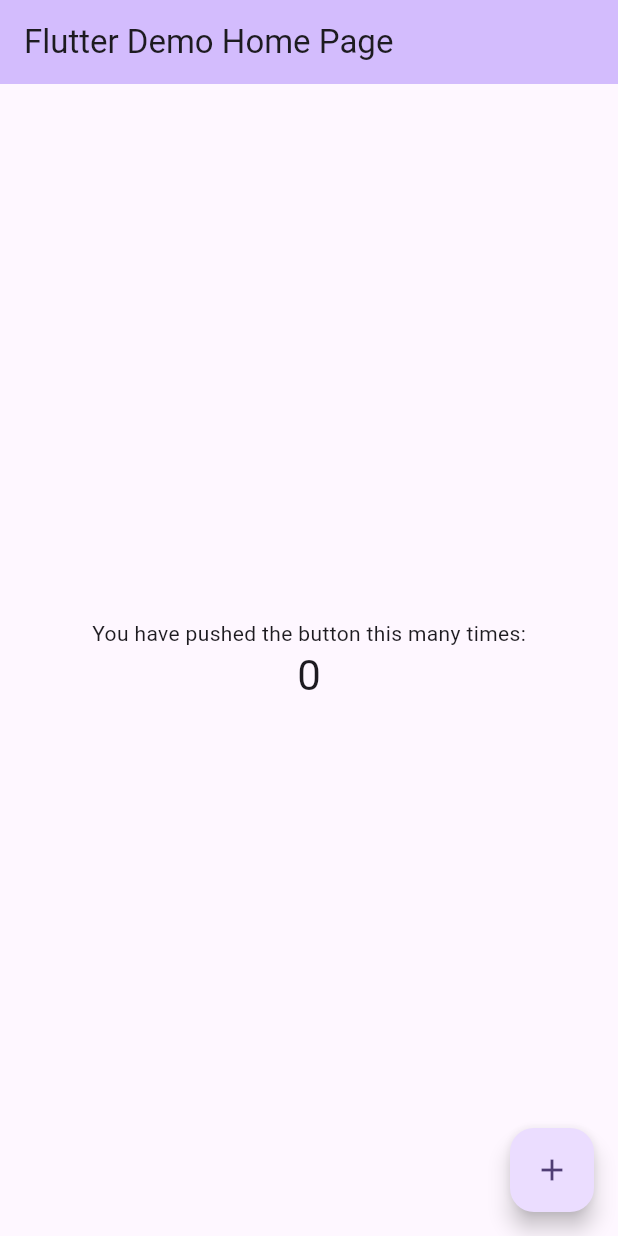
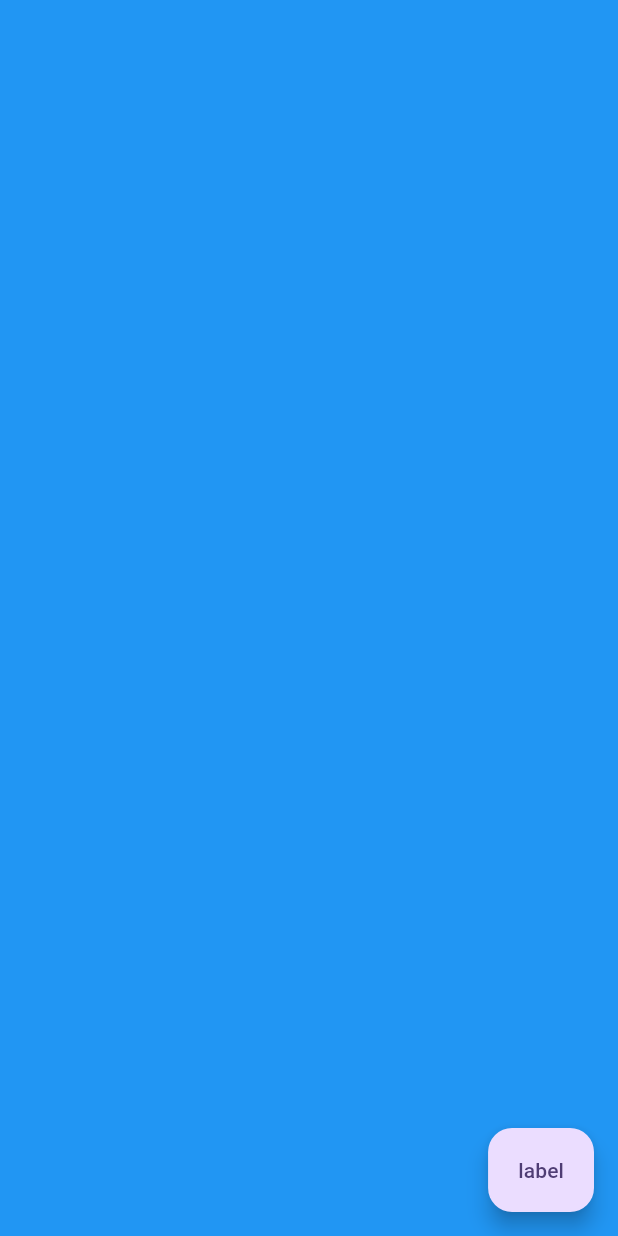
Before and after one commit to MohammadrezaTazian/task_list, a Flutter app: the screen it shows after launch, on a phone screen of 412 x 824 dp. Run offline on Flutter 3.47's test engine with Material 3 defaults, Android fonts, the phone set to English and light mode, and no system bars; our stand-ins replace hive_flutter; accounts and stored records are empty.

```diff
--- /dev/null
+++ b/lib/data.dart
@@ -0,0 +1,23 @@
+import 'package:hive_flutter/adapters.dart';
+part 'data.g.dart';
+
+@HiveType(typeId: 0)
+class Task extends HiveObject {
+  @HiveField(0)
+  String name = '';
+  @HiveField(1)
+  bool isComplete = false;
+  @HiveField(2)
+  Periority periority = Periority.low;
+
+}
+
+@HiveType(typeId: 1)
+enum Periority {
+  @HiveField(0)
+  low,
+  @HiveField(1)
+  normal,
+  @HiveField(2)
+  high,
+}
--- /dev/null
+++ b/lib/home_screen.dart
@@ -0,0 +1,31 @@
+import 'package:flutter/material.dart';
+import 'package:hive_flutter/hive_flutter.dart';
+import 'package:task_list/data.dart';
+import 'package:task_list/edit_task.dart';
+import 'package:task_list/main.dart';
+
+class HomeScreen extends StatelessWidget {
+  const HomeScreen({super.key});
+
+  @override
+  Widget build(BuildContext context) {
+    final box = Hive.box<Task>(taskBoxName);
+    return Scaffold(
+      backgroundColor: Colors.blue,
+      floatingActionButton: FloatingActionButton.extended(
+          onPressed: () {
+            Navigator.push(
+              context,
+              MaterialPageRoute(builder: (context) => const EditTask()),
+            );
+          },
+          label: const Text('label')),
+      body: ListView.builder(
+        itemCount: box.values.length,
+        itemBuilder: (context, index) {
+          return Text(box.values.toList()[index].name);
+        },
+      ),
+    );
+  }
+}
--- a/lib/main.dart
+++ b/lib/main.dart
@@ -1,6 +1,14 @@
 import 'package:flutter/material.dart';
+import 'package:hive_flutter/hive_flutter.dart';
+import 'package:task_list/data.dart';
+import 'package:task_list/home_screen.dart';
 
-void main() {
+const String taskBoxName = "taskBox";
+void main() async {
+  await Hive.initFlutter();
+  Hive.registerAdapter(TaskAdapter());
+  Hive.registerAdapter(PeriorityAdapter());
+  await Hive.openBox<Task>(taskBoxName);
   runApp(const MyApp());
 }
 
@@ -13,113 +21,10 @@ class MyApp extends StatelessWidget {
     return MaterialApp(
       title: 'Flutter Demo',
       theme: ThemeData(
-        // This is the theme of your application.
-        //
-        // TRY THIS: Try running your application with "flutter run". You'll see
-        // the application has a purple toolbar. Then, without quitting the app,
-        // try changing the seedColor in the colorScheme below to Colors.green
-        // and then invoke "hot reload" (save your changes or press the "hot
-        // reload" button in a Flutter-supported IDE, or press "r" if you used
-        // the command line to start the app).
-        //
-        // Notice that the counter didn't reset back to zero; the application
-        // state is not lost during the reload. To reset the state, use hot
-        // restart instead.
-        //
-        // This works for code too, not just values: Most code changes can be
-        // tested with just a hot reload.
         colorScheme: ColorScheme.fromSeed(seedColor: Colors.deepPurple),
         useMaterial3: true,
       ),
-      home: const MyHomePage(title: 'Flutter Demo Home Page'),
+      home: const HomeScreen(),
     );
   }
 }
-
-class MyHomePage extends StatefulWidget {
-  const MyHomePage({super.key, required this.title});
-
-  // This widget is the home page of your application. It is stateful, meaning
-  // that it has a State object (defined below) that contains fields that affect
-  // how it looks.
-
-  // This class is the configuration for the state. It holds the values (in this
-  // case the title) provided by the parent (in this case the App widget) and
-  // used by the build method of the State. Fields in a Widget subclass are
-  // always marked "final".
-
-  final String title;
-
-  @override
-  State<MyHomePage> createState() => _MyHomePageState();
-}
-
-class _MyHomePageState extends State<MyHomePage> {
-  int _counter = 0;
-
-  void _incrementCounter() {
-    setState(() {
-      // This call to setState tells the Flutter framework that something has
-      // changed in this State, which causes it to rerun the build method below
-      // so that the display can reflect the updated values. If we changed
-      // _counter without calling setState(), then the build method would not be
-      // called again, and so nothing would appear to happen.
-      _counter++;
-    });
-  }
-
-  @override
-  Widget build(BuildContext context) {
-    // This method is rerun every time setState is called, for instance as done
-    // by the _incrementCounter method above.
-    //
-    // The Flutter framework has been optimized to make rerunning build methods
-    // fast, so that you can just rebuild anything that needs updating rather
-    // than having to individually change instances of widgets.
-    return Scaffold(
-      appBar: AppBar(
-        // TRY THIS: Try changing the color here to a specific color (to
-        // Colors.amber, perhaps?) and trigger a hot reload to see the AppBar
-        // change color while the other colors stay the same.
-        backgroundColor: Theme.of(context).colorScheme.inversePrimary,
-        // Here we take the value from the MyHomePage object that was created by
-        // the App.build method, and use it to set our appbar title.
-        title: Text(widget.title),
-      ),
-      body: Center(
-        // Center is a layout widget. It takes a single child and positions it
-        // in the middle of the parent.
-        child: Column(
-          // Column is also a layout widget. It takes a list of children and
-          // arranges them vertically. By default, it sizes itself to fit its
-          // children horizontally, and tries to be as tall as its parent.
-          //
-          // Column has various properties to control how it sizes itself and
-          // how it positions its children. Here we use mainAxisAlignment to
-          // center the children vertically; the main axis here is the vertical
-          // axis because Columns are vertical (the cross axis would be
-          // horizontal).
-          //
-          // TRY THIS: Invoke "debug painting" (choose the "Toggle Debug Paint"
-          // action in the IDE, or press "p" in the console), to see the
-          // wireframe for each widget.
-          mainAxisAlignment: MainAxisAlignment.center,
-          children: <Widget>[
-            const Text(
-              'You have pushed the button this many times:',
-            ),
-            Text(
-              '$_counter',
-              style: Theme.of(context).textTheme.headlineMedium,
-            ),
-          ],
-        ),
-      ),
-      floatingActionButton: FloatingActionButton(
-        onPressed: _incrementCounter,
-        tooltip: 'Increment',
-        child: const Icon(Icons.add),
-      ), // This trailing comma makes auto-formatting nicer for build methods.
-    );
-  }
-}
--- a/pubspec.yaml
+++ b/pubspec.yaml
@@ -35,10 +35,13 @@ dependencies:
   # The following adds the Cupertino Icons font to your application.
   # Use with the CupertinoIcons class for iOS style icons.
   cupertino_icons: ^1.0.8
+  hive_flutter: ^1.1.0
+  hive_generator: ^2.0.1
 
 dev_dependencies:
   flutter_test:
     sdk: flutter
+  build_runner: ^2.4.15
 
   # The "flutter_lints" package below contains a set of recommended lints to
   # encourage good coding practices. The lint set provided by the package is
```
Also changed, not shown: lib/edit_task.dart (added, +29 -0 lines), lib/data.g.dart (added), pubspec.lock, 1 other file.
